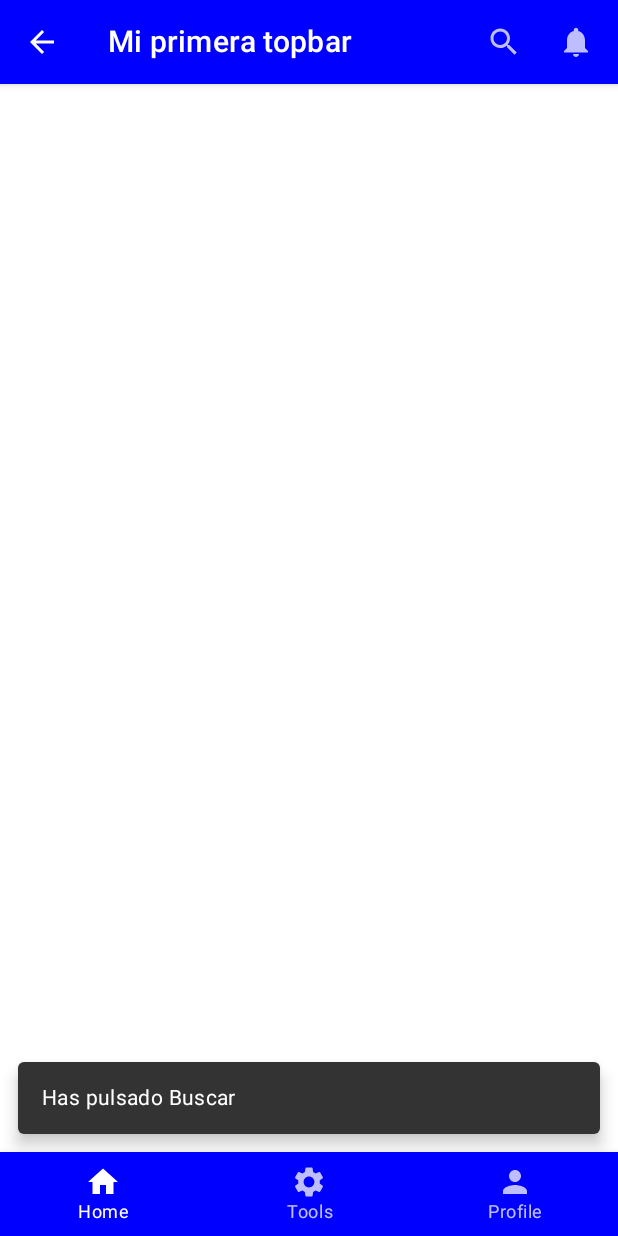
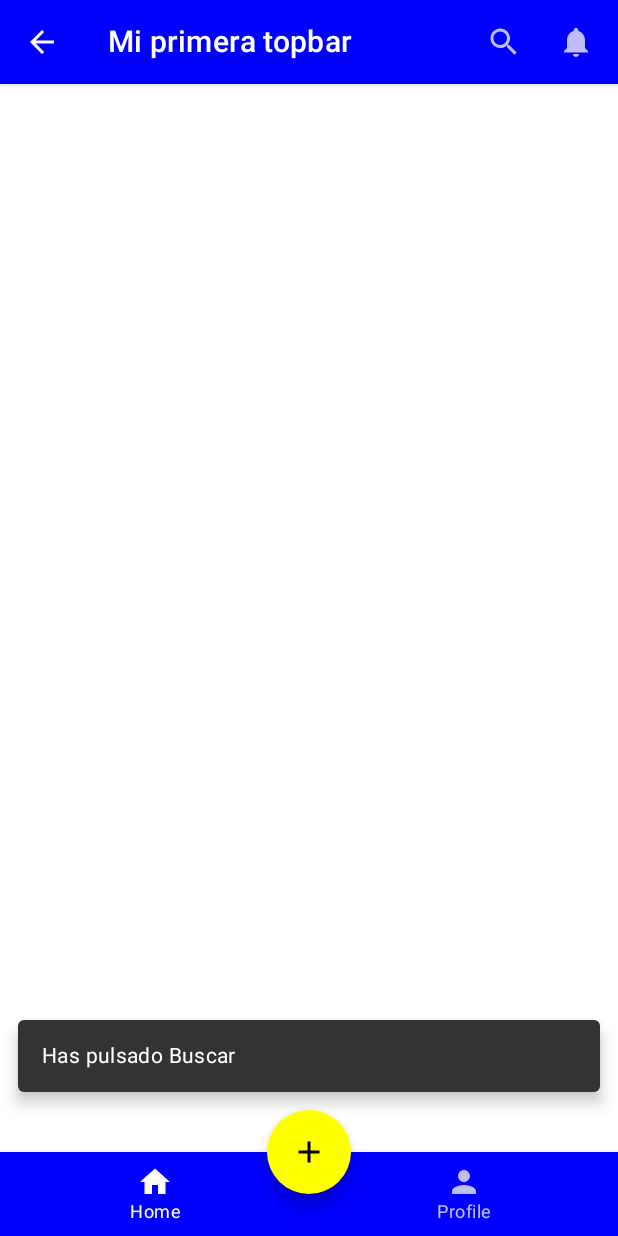
Before and after one commit to JulianCuestas/CursoUdemyJetpackCompose, an Android app built with Jetpack Compose: the screen it shows after launch (MainActivity), after a tap on "search", on a phone screen of 412 x 824 dp. Run offline under Robolectric (Android 15) with nearby library versions, the phone set to English and light mode, and no system bars.

Commit message:
Se agrega FloatActionButton

```diff
--- a/app/src/main/java/com/cursojetpackcompose/ScaffoldScreen.kt
+++ b/app/src/main/java/com/cursojetpackcompose/ScaffoldScreen.kt
@@ -21,7 +21,10 @@ fun MyScaffold() {
             }
         },
         scaffoldState = scaffoldState,
-        bottomBar = { MyBottomNavigation() }
+        bottomBar = { MyBottomNavigation() },
+        floatingActionButton = { MyFAB() },
+        floatingActionButtonPosition = FabPosition.Center,
+        isFloatingActionButtonDocked = true
     ) {
 
     }
@@ -62,11 +65,11 @@ fun MyBottomNavigation() {
             icon = { Icon(imageVector = Icons.Filled.Home, contentDescription = "Home") },
             label = { Text(text = "Home") }
         )
-        BottomNavigationItem(
+        /*BottomNavigationItem(
             selected = index == 1, onClick = { index = 1 },
             icon = { Icon(imageVector = Icons.Filled.Settings, contentDescription = "Tools") },
             label = { Text(text = "Tools") }
-        )
+        )*/
         BottomNavigationItem(
             selected = index == 2, onClick = { index = 2 },
             icon = { Icon(imageVector = Icons.Filled.Person, contentDescription = "Profile") },
@@ -74,3 +77,14 @@ fun MyBottomNavigation() {
         )
     }
 }
+
+@Composable
+fun MyFAB() {
+    FloatingActionButton(
+        onClick = {  },
+        backgroundColor = Color.Yellow,
+        contentColor = Color.Black
+    ) {
+        Icon(imageVector = Icons.Filled.Add, contentDescription = "Add")
+    }
+}
```
